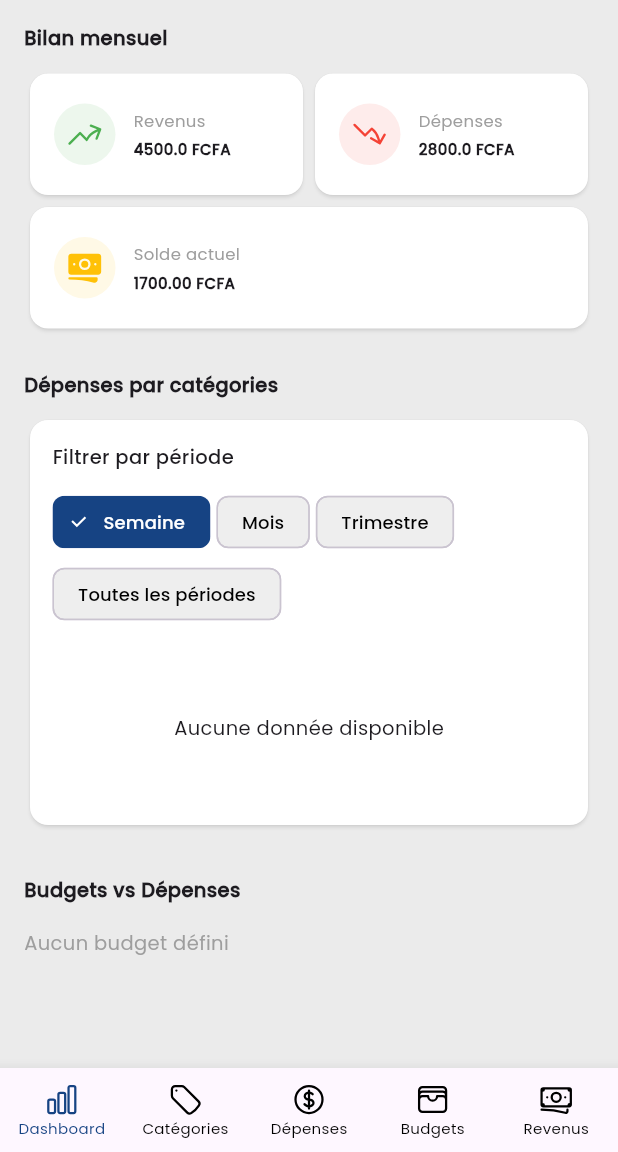
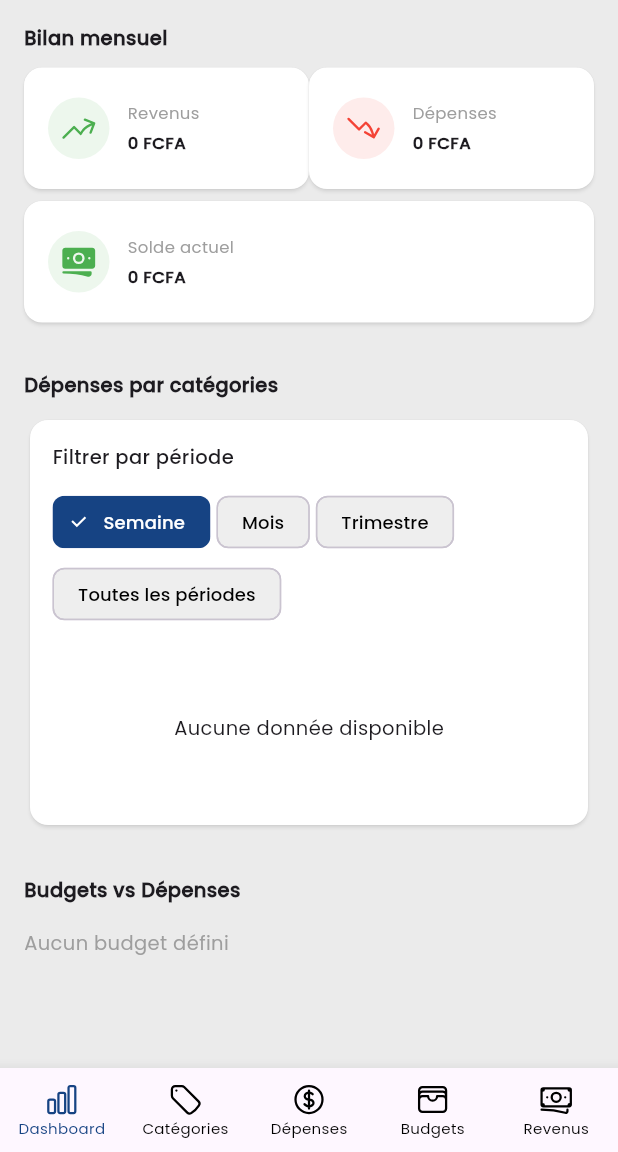
Before and after one commit to Van064886/mon-budget, a Flutter app: the screen it shows after launch, on a phone screen of 412 x 824 dp, the part 84-1236 px from its top. Run offline on Flutter 3.47's test engine with Material 3 defaults, Android fonts, the phone set to English and light mode, and no system bars; drawn by our look-alikes of toastification; our stand-ins replace fl_chart, flutter_slidable, heroicons, sqflite; accounts and stored records are empty.

Commit message:
feat: db integration added to monthly expense widget

```diff
--- a/lib/views/dashboard/_partials/filter_expenses_by_categories.dart
+++ b/lib/views/dashboard/_partials/filter_expenses_by_categories.dart
@@ -28,7 +28,6 @@ class _FilterExpensesByCategoriesState
   @override
   void initState() {
     super.initState();
-    // Charge les données au démarrage
     WidgetsBinding.instance.addPostFrameCallback((_) {
       _loadInitialData();
     });
--- a/lib/views/dashboard/_partials/monthly_summary.dart
+++ b/lib/views/dashboard/_partials/monthly_summary.dart
@@ -1,5 +1,8 @@
 import 'package:flutter/material.dart';
 import 'package:heroicons/heroicons.dart';
+import 'package:mon_budget/services/expense_service.dart';
+import 'package:mon_budget/services/income_service.dart';
+import 'package:provider/provider.dart';
 
 class MonthlySummary extends StatefulWidget {
   const MonthlySummary({super.key});
@@ -9,11 +12,47 @@ class MonthlySummary extends StatefulWidget {
 }
 
 class _MonthlySummaryState extends State<MonthlySummary> {
-  final double totalRevenus = 4500;
-  final double totalDepenses = 2800;
+  @override
+  void initState() {
+    super.initState();
+    WidgetsBinding.instance.addPostFrameCallback((_) {
+      _loadInitialData();
+    });
+  }
+
+  Future<void> _loadInitialData() async {
+    final incomeService = Provider.of<IncomeService>(context, listen: false);
+    final expenseService = Provider.of<ExpenseService>(context, listen: false);
+
+    if (incomeService.incomes.isEmpty) await incomeService.fetchIncomes();
+    if (expenseService.expenses.isEmpty) await expenseService.fetchExpenses();
+
+    if (mounted) setState(() {});
+  }
+
+  double _calculateMonthlyTotal(List<dynamic> items) {
+    final now = DateTime.now();
+    final firstDayOfMonth = DateTime(now.year, now.month, 1);
+    final lastDayOfMonth = DateTime(now.year, now.month + 1, 0);
+
+    return items.fold(0.0, (sum, item) {
+      final itemDate = DateTime.tryParse(item.date);
+      if (itemDate != null &&
+          itemDate.isAfter(firstDayOfMonth.subtract(const Duration(days: 1))) &&
+          itemDate.isBefore(lastDayOfMonth.add(const Duration(days: 1)))) {
+        return sum + item.amount;
+      }
+      return sum;
+    });
+  }
 
   @override
   Widget build(BuildContext context) {
+    final incomeService = Provider.of<IncomeService>(context);
+    final expenseService = Provider.of<ExpenseService>(context);
+
+    final totalRevenus = _calculateMonthlyTotal(incomeService.incomes);
+    final totalDepenses = _calculateMonthlyTotal(expenseService.expenses);
     final solde = totalRevenus - totalDepenses;
 
     return Column(
@@ -32,7 +71,7 @@ class _MonthlySummaryState extends State<MonthlySummary> {
                 Expanded(
                   child: _buildInfoCard(
                     "Revenus",
-                    "$totalRevenus FCFA",
+                    "${totalRevenus.toStringAsFixed(0)} FCFA",
                     HeroIcons.arrowTrendingUp,
                     Colors.green,
                   ),
@@ -40,7 +79,7 @@ class _MonthlySummaryState extends State<MonthlySummary> {
                 Expanded(
                   child: _buildInfoCard(
                     "Dépenses",
-                    "$totalDepenses FCFA",
+                    "${totalDepenses.toStringAsFixed(0)} FCFA",
                     HeroIcons.arrowTrendingDown,
                     Colors.red,
                   ),
@@ -49,10 +88,9 @@ class _MonthlySummaryState extends State<MonthlySummary> {
             ),
             _buildInfoCard(
               "Solde actuel",
-              "${solde >= 0 ? "" : "-"}${solde.abs().toStringAsFixed(2)} FCFA",
+              "${solde >= 0 ? "" : "-"}${solde.abs().toStringAsFixed(0)} FCFA",
               HeroIcons.banknotes,
-              Colors.amber,
-              // isMain: true,
+              solde >= 0 ? Colors.green : Colors.red,
             ),
           ],
         ),
@@ -68,9 +106,10 @@ class _MonthlySummaryState extends State<MonthlySummary> {
     bool isMain = false,
   }) {
     return Card(
+      margin: const EdgeInsets.only(bottom: 8),
       color: Colors.white,
       borderOnForeground: true,
-      child: Padding(
+      child: Container(
         padding: const EdgeInsets.symmetric(horizontal: 16, vertical: 20),
         child: Row(
           mainAxisAlignment:
@@ -98,7 +137,7 @@ class _MonthlySummaryState extends State<MonthlySummary> {
                 Text(
                   value,
                   style: TextStyle(
-                    fontSize: isMain ? 25 : 10,
+                    fontSize: isMain ? 25 : 11,
                     fontWeight: FontWeight.w700,
                     overflow: TextOverflow.ellipsis,
                   ),
--- a/lib/views/expenses/add_expense_screen.dart
+++ b/lib/views/expenses/add_expense_screen.dart
@@ -183,7 +183,7 @@ class _AddExpenseScreenState extends State<AddExpenseScreen> {
               ),
               const SizedBox(height: 30),
 
-              // Bouton Enregistrer
+              // Save button
               ElevatedButton.icon(
                 onPressed: _submit,
                 icon: const Icon(Icons.save, color: Colors.white),
--- a/lib/views/incomes/income_list_screen.dart
+++ b/lib/views/incomes/income_list_screen.dart
@@ -26,9 +26,7 @@ class _IncomeListPageState extends State<IncomeListScreen> {
     Provider.of<IncomeService>(context, listen: false).fetchIncomes();
 
     final now = DateTime.now();
-    // Début du mois courant (1er jour)
     startDate = DateTime(now.year, now.month, 1);
-    // Date actuelle comme fin de période
     endDate = now;
   }
 
```
